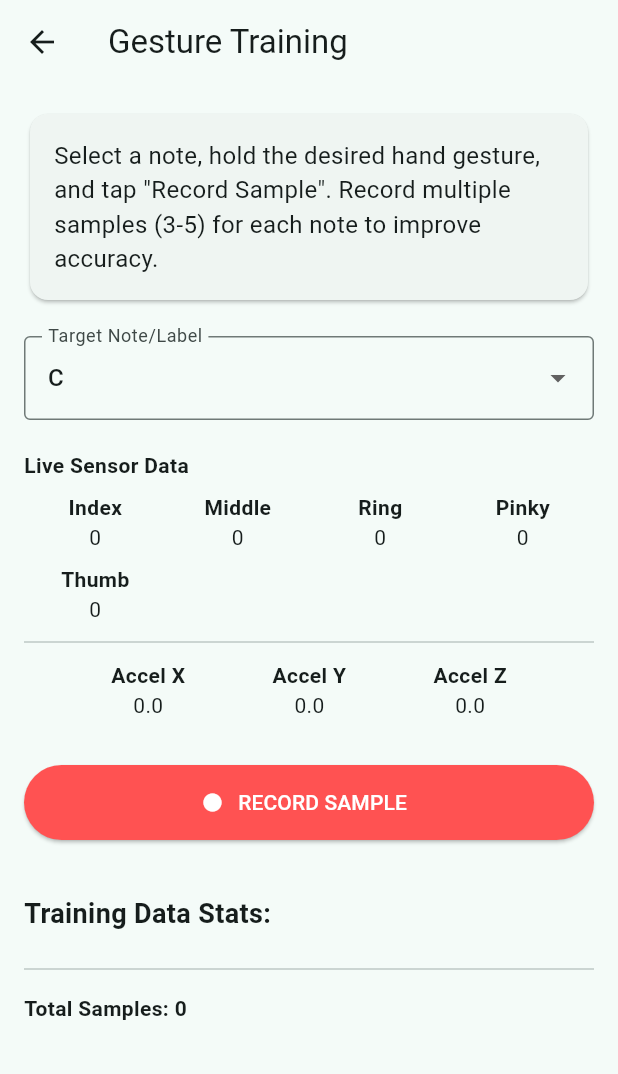
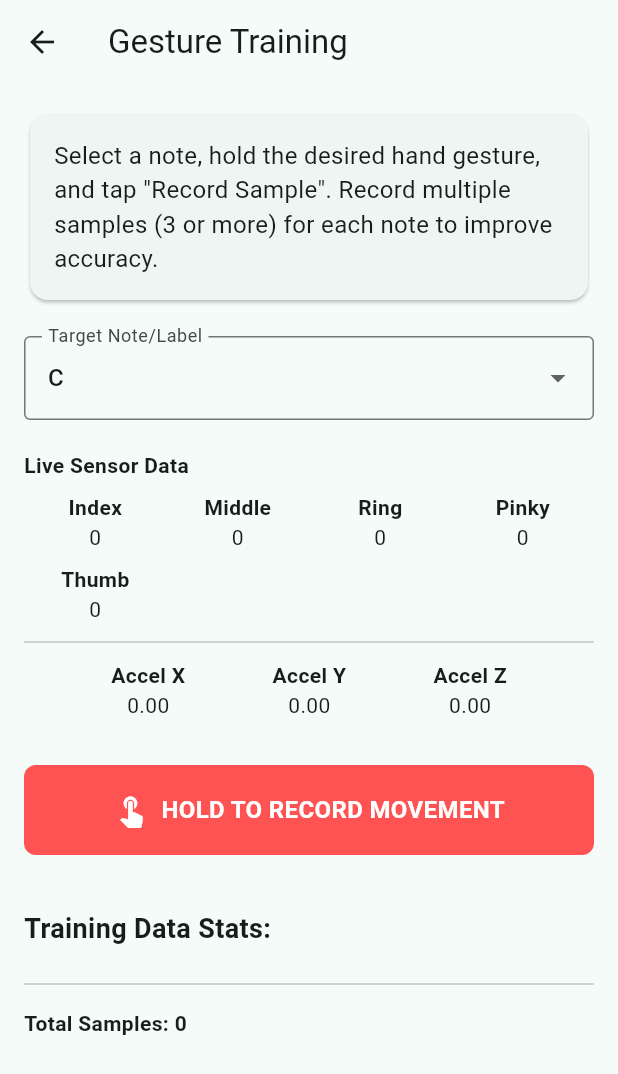
Before and after one commit to antonioken22/midi_gloves_app, a Flutter app: the screen it shows after launch, item 3 of the bottom bar chosen, after a tap on "Gesture Training", on a phone screen of 412 x 824 dp. Shown: the top 1074 px of the screen. Run offline on Flutter 3.47's test engine with Material 3 defaults, Android fonts, the phone set to English and light mode, and no system bars; our stand-ins replace flutter_blue_plus, fluttertoast, permission_handler, shared_preferences; missing offline and left inert: dart_melty_soundfont, flutter_midi_pro, mp_audio_stream.

Commit message:
[Feature] Added Dynamic Time Warping Algorithm for ML Training

```diff
--- a/lib/screens/dashboard_screen.dart
+++ b/lib/screens/dashboard_screen.dart
@@ -206,13 +206,7 @@ class _DashboardScreenState extends State<DashboardScreen> {
                           child: IntrinsicHeight(
                             child: Row(
                               children: [
-                                CompactStatusBar(
-                                  gloveData: gloveData,
-                                  isSimulating: btProvider.isSimulating,
-                                  onToggleSimulation: () => context
-                                      .read<BluetoothProvider>()
-                                      .toggleSimulation(),
-                                ),
+                                CompactStatusBar(gloveData: gloveData),
                                 const VerticalDivider(
                                   indent: 8,
                                   endIndent: 8,
@@ -231,6 +225,36 @@ class _DashboardScreenState extends State<DashboardScreen> {
                                   onOctaveUp: isManualMode && _manualOctave < 8
                                       ? () => setState(() => _manualOctave++)
                                       : null,
+                                ),
+                                const VerticalDivider(
+                                  indent: 8,
+                                  endIndent: 8,
+                                  width: 1,
+                                ),
+                                // Simulate Button (Moved Here)
+                                Padding(
+                                  padding: const EdgeInsets.symmetric(
+                                    horizontal: 8.0,
+                                  ),
+                                  child: IconButton(
+                                    onPressed: () => context
+                                        .read<BluetoothProvider>()
+                                        .toggleSimulation(),
+                                    icon: Icon(
+                                      btProvider.isSimulating
+                                          ? Icons.stop
+                                          : Icons.play_arrow,
+                                    ),
+                                    tooltip: btProvider.isSimulating
+                                        ? "Stop Simulation"
+                                        : "Start Simulation",
+                                    style: IconButton.styleFrom(
+                                      padding: const EdgeInsets.all(4),
+                                      minimumSize: const Size(32, 32),
+                                      tapTargetSize:
+                                          MaterialTapTargetSize.shrinkWrap,
+                                    ),
+                                  ),
                                 ),
                               ],
                             ),
--- a/lib/screens/training_screen.dart
+++ b/lib/screens/training_screen.dart
@@ -1,3 +1,4 @@
+import 'dart:async';
 import 'package:flutter/material.dart';
 import 'package:provider/provider.dart';
 import '../providers/bluetooth_provider.dart';
@@ -13,6 +14,11 @@ class TrainingScreen extends StatefulWidget {
 class _TrainingScreenState extends State<TrainingScreen> {
   String _selectedLabel = "C";
   final List<String> _labels = ["C", "D", "E", "F", "G", "A", "B", "No Note"];
+
+  // Recording State
+  bool _isRecording = false;
+  final List<List<double>> _currentSequence = [];
+  Timer? _recordingTimer;
 
   @override
   Widget build(BuildContext context) {
@@ -31,7 +37,7 @@ class _TrainingScreenState extends State<TrainingScreen> {
               padding: EdgeInsets.all(16.0),
               child: Text(
                 'Select a note, hold the desired hand gesture, and tap "Record Sample". '
-                'Record multiple samples (3-5) for each note to improve accuracy.',
+                'Record multiple samples (3 or more) for each note to improve accuracy.',
                 style: TextStyle(fontSize: 16),
               ),
             ),
@@ -103,12 +109,26 @@ class _TrainingScreenState extends State<TrainingScreen> {
           ),
           const SizedBox(height: 30),
 
-          // Record Button
-          SizedBox(
-            width: double.infinity,
-            height: 50,
-            child: ElevatedButton.icon(
-              onPressed: () async {
+          // Record Button ("Hold to Record")
+          GestureDetector(
+            onLongPressStart: (_) {
+              // Haptic feedback could be added here
+              setState(() {
+                _isRecording = true;
+                _currentSequence.clear();
+              });
+
+              // Start sampling timer (50Hz = 20ms)
+              // 2 seconds limit = 2000ms / 20ms = 100 frames
+              _recordingTimer = Timer.periodic(
+                const Duration(milliseconds: 20),
+                (timer) {
+                  // Hard limit: 2 seconds
+                  if (_currentSequence.length >= 100) {
+                    _finishRecording();
+                    return;
+                  }
+
                   final features = [
                     gloveData.flex1.toDouble(),
                     gloveData.flex2.toDouble(),
@@ -119,28 +139,51 @@ class _TrainingScreenState extends State<TrainingScreen> {
                     gloveData.accelY,
                     gloveData.accelZ,
                   ];
-
-                final sample = GestureSample(
-                  features: features,
-                  noteLabel: _selectedLabel,
+                  _currentSequence.add(features);
+                },
               );
-
-                await mlService.addSample(sample);
-
-                if (mounted) {
-                  ScaffoldMessenger.of(context).showSnackBar(
-                    SnackBar(
-                      content: Text('Recorded sample for $_selectedLabel'),
-                      duration: const Duration(milliseconds: 500),
-                    ),
-                  );
+            },
+            onLongPressEnd: (_) {
+              if (_isRecording) {
+                _finishRecording();
               }
             },
-              icon: const Icon(Icons.fiber_manual_record),
-              label: const Text('RECORD SAMPLE'),
-              style: ElevatedButton.styleFrom(
-                backgroundColor: Colors.redAccent,
-                foregroundColor: Colors.white,
+            child: Container(
+              width: double.infinity,
+              height: 60,
+              decoration: BoxDecoration(
+                color: _isRecording ? Colors.red.shade700 : Colors.redAccent,
+                borderRadius: BorderRadius.circular(8),
+                boxShadow: [
+                  if (_isRecording)
+                    const BoxShadow(
+                      color: Colors.redAccent,
+                      blurRadius: 10,
+                      spreadRadius: 2,
+                    ),
+                ],
+              ),
+              child: Center(
+                child: Row(
+                  mainAxisSize: MainAxisSize.min,
+                  children: [
+                    Icon(
+                      _isRecording
+                          ? Icons.radio_button_checked
+                          : Icons.touch_app,
+                      color: Colors.white,
+                    ),
+                    const SizedBox(width: 8),
+                    Text(
+                      _isRecording ? 'RECORDING...' : 'HOLD TO RECORD MOVEMENT',
+                      style: const TextStyle(
+                        color: Colors.white,
+                        fontWeight: FontWeight.bold,
+                        fontSize: 16,
+                      ),
+                    ),
+                  ],
+                ),
               ),
             ),
           ),
@@ -232,6 +275,47 @@ class _TrainingScreenState extends State<TrainingScreen> {
     );
   }
 
+  Future<void> _finishRecording() async {
+    _recordingTimer?.cancel();
+    _recordingTimer = null;
+
+    // Safety check: if already stopped
+    if (!_isRecording) return;
+
+    setState(() {
+      _isRecording = false;
+    });
+
+    final mlService = context.read<MLService>();
+
+    if (_currentSequence.length < 5) {
+      if (mounted) {
+        ScaffoldMessenger.of(context).showSnackBar(
+          const SnackBar(content: Text('Gesture too short! Hold longer.')),
+        );
+      }
+      return;
+    }
+
+    final sample = GestureSample(
+      features: List.from(_currentSequence), // Copy
+      noteLabel: _selectedLabel,
+    );
+
+    await mlService.addSample(sample);
+
+    if (mounted) {
+      ScaffoldMessenger.of(context).showSnackBar(
+        SnackBar(
+          content: Text(
+            'Recorded dynamic sample for $_selectedLabel (${_currentSequence.length} frames)',
+          ),
+          duration: const Duration(milliseconds: 500),
+        ),
+      );
+    }
+  }
+
   Widget _dataChip(String label, int value) {
     return Column(
       children: [
@@ -245,7 +329,7 @@ class _TrainingScreenState extends State<TrainingScreen> {
     return Column(
       children: [
         Text(label, style: const TextStyle(fontWeight: FontWeight.bold)),
-        Text(value.toStringAsFixed(1)),
+        Text(value.toStringAsFixed(2)),
       ],
     );
   }
```
Also changed, not shown: lib/providers/bluetooth_provider.dart (+18 -2 lines), lib/services/ml_service.dart (+112 -27 lines), lib/widgets/dashboard/compact_status_bar.dart (+1 -21 lines). Lines whose indentation alone changed are shown as unchanged.
